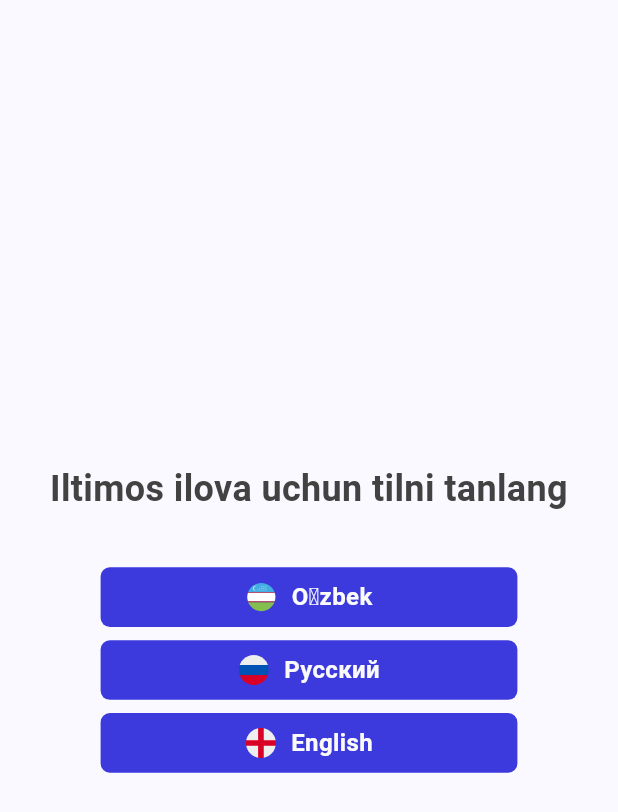
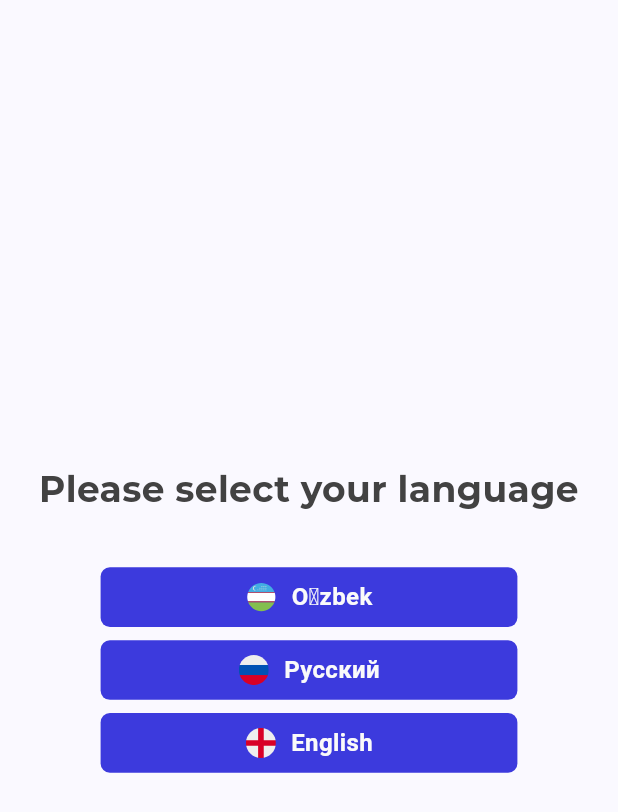
Before and after one commit to isroilovismoiljon/talabajon_flutter, a Flutter app: the SelectLanguagePage screen opened by its route, on a phone screen of 412 x 824 dp. Shown: the top 812 px of the screen. Run offline on Flutter 3.47's test engine with Material 3 defaults, Android fonts, the phone set to English and light mode, and no system bars; our stand-ins replace flutter_bloc, flutter_screenutil, flutter_svg, go_router, shared_preferences; accounts and stored records are empty; network calls fail.

Commit message:
Some changes sfdghjgfd

```diff
--- a/lib/core/routing/router.dart
+++ b/lib/core/routing/router.dart
@@ -3,6 +3,7 @@ import 'package:talabajon/core/routing/routes.dart';
 import 'package:talabajon/features/auth/pages/login_page.dart';
 import 'package:talabajon/features/auth/pages/register_page.dart';
 import 'package:talabajon/features/auth/pages/verify_page.dart';
+import 'package:talabajon/features/home/pages/home_page.dart';
 
 import '../../features/splash/pages/select_lang_page.dart';
 import '../../features/splash/pages/splash_page.dart';
@@ -14,6 +15,10 @@ final router = GoRouter(
     GoRoute(
       path: Routes.splash,
       builder: (context, state) => SplashPage(),
+    ),
+    GoRoute(
+      path: Routes.home,
+      builder: (context, state) => HomePage(),
     ),
     GoRoute(
       path: Routes.selectLanguage,
--- /dev/null
+++ b/lib/core/utils/fonts.dart
@@ -0,0 +1,3 @@
+class FontFamily{
+  static const String montserrat = 'Montserrat';
+}
--- a/lib/core/utils/styles.dart
+++ b/lib/core/utils/styles.dart
@@ -1,4 +1,5 @@
 import 'package:flutter/material.dart';
+import 'package:talabajon/core/utils/fonts.dart';
 
 import 'colors.dart';
 
@@ -14,15 +15,17 @@ class AppStyles {
     color: AppColors.black,
   );
 
-  static const w700s24w = TextStyle(
+  static const w700s24white = TextStyle(
     fontSize: 24,
     fontWeight: FontWeight.w700,
     color: AppColors.white,
+    fontFamily: FontFamily.montserrat,
   );
   static const w700s24 = TextStyle(
     fontSize: 24,
     fontWeight: FontWeight.w700,
     color: AppColors.black,
+    fontFamily: FontFamily.montserrat,
   );
 
   static const w600s16w = TextStyle(
@@ -35,5 +38,4 @@ class AppStyles {
     fontWeight: FontWeight.w600,
     color: AppColors.black,
   );
-
 }
--- a/lib/features/auth/pages/register_page.dart
+++ b/lib/features/auth/pages/register_page.dart
@@ -1,5 +1,6 @@
 import 'package:flutter/material.dart';
 import 'package:flutter_screenutil/flutter_screenutil.dart';
+import 'package:talabajon/core/utils/styles.dart';
 import 'package:talabajon/features/auth/pages/custom_text_field.dart';
 
 import '../../../core/utils/icons.dart';
@@ -26,7 +27,7 @@ class _RegisterPageState extends State<RegisterPage> {
           SizedBox(
             height: 118.h,
           ),
-          Text('Hisob yarating'),
+          Text('Hisob yarating', style: AppStyles.w700s24,),
           Text('Ilovadan foydalanish uchun hisob yarating'),
           SizedBox(
             height: 114.h,
--- a/lib/features/common/widgets/svg_text_button_popular.dart
+++ b/lib/features/common/widgets/svg_text_button_popular.dart
@@ -1,14 +1,17 @@
 import 'package:flutter/material.dart';
 import 'package:flutter_screenutil/flutter_screenutil.dart';
 import 'package:flutter_svg/flutter_svg.dart';
+import 'package:go_router/go_router.dart';
 import 'package:talabajon/core/utils/colors.dart';
 import 'package:talabajon/core/utils/styles.dart';
 import 'package:talabajon/core/utils/icons.dart';
 
-class SvgTextButtonPopular extends StatelessWidget {
+import '../../../core/routing/routes.dart';
+
+class SvgTextButtonPopular extends StatefulWidget {
   const SvgTextButtonPopular({
     super.key,
-    this.onPressed = _defaultOnPressed,
+    this.onPressed,
     this.width = 290,
     this.height = 45,
     this.color = AppColors.indigoBlue,
@@ -16,31 +19,42 @@ class SvgTextButtonPopular extends StatelessWidget {
     required this.svg,
   });
 
-  final VoidCallback onPressed;
+  final VoidCallback? onPressed;
   final int width, height;
   final Color color;
   final String title, svg;
 
   static void _defaultOnPressed() {}
 
+
+  @override
+  State<SvgTextButtonPopular> createState() => _SvgTextButtonPopularState();
+}
+
+class _SvgTextButtonPopularState extends State<SvgTextButtonPopular> {
+  @override
+  void initState() {
+    super.initState();
+  }
+
   @override
   Widget build(BuildContext context) {
     return GestureDetector(
-      onTap: onPressed,
+      onTap: widget.onPressed ?? () => context.push(Routes.register),
       child: Container(
-        width: width.w,
-        height: height.h,
+        width: widget.width.w,
+        height: widget.height.h,
         decoration: BoxDecoration(
-          color: color,
+          color: widget.color,
           borderRadius: BorderRadius.circular(7.r),
         ),
         child: Row(
           spacing: 10.w,
           mainAxisAlignment: MainAxisAlignment.center,
           children: [
-            SvgPicture.asset(svg),
+            SvgPicture.asset(widget.svg),
             Text(
-              title,
+              widget.title,
               style: AppStyles.w600s16w,
             ),
           ],
--- a/lib/features/splash/pages/select_lang_page.dart
+++ b/lib/features/splash/pages/select_lang_page.dart
@@ -1,6 +1,8 @@
 import 'package:flutter/material.dart';
 import 'package:flutter_bloc/flutter_bloc.dart';
 import 'package:flutter_screenutil/flutter_screenutil.dart';
+import 'package:go_router/go_router.dart';
+import 'package:talabajon/core/routing/routes.dart';
 import 'package:talabajon/core/utils/styles.dart';
 import 'package:talabajon/core/utils/icons.dart';
 import 'package:talabajon/features/common/managers/localizatoin_cubit.dart';
@@ -18,17 +20,17 @@ class SelectLanguagePage extends StatelessWidget {
           mainAxisAlignment: MainAxisAlignment.center,
           children: [
             Text(
-              "Iltimos ilova uchun tilni tanlang",
+              "Please select your language",
               style: AppStyles.w700s24,
               textAlign: TextAlign.center,
             ),
             SizedBox(height: 20.h),
-
             SvgTextButtonPopular(
               title: 'Oʻzbek',
               svg: AppIcons.uzb,
               onPressed: () {
                 context.read<LocalizationCubit>().changeLocale(locale: 'uz');
+                context.push(Routes.register);
               },
             ),
 
@@ -37,6 +39,7 @@ class SelectLanguagePage extends StatelessWidget {
               svg: AppIcons.rus,
               onPressed: () {
                 context.read<LocalizationCubit>().changeLocale(locale: 'ru');
+                context.push(Routes.register);
               },
             ),
 
@@ -45,6 +48,7 @@ class SelectLanguagePage extends StatelessWidget {
               svg: AppIcons.eng,
               onPressed: () {
                 context.read<LocalizationCubit>().changeLocale(locale: 'en');
+                context.push(Routes.register);
               },
             ),
           ],
```
Also changed, not shown: lib/features/home/pages/home_page.dart (added, +53 -0 lines), lib/features/splash/pages/splash_page.dart (+8 -2 lines), pubspec.yaml (+11 -0 lines), assets/fonts/montserrat/Montserrat-Bold.ttf (added), assets/fonts/montserrat/Montserrat-Medium.ttf (added), assets/fonts/montserrat/Montserrat-Regular.ttf (added), assets/fonts/montserrat/Montserrat-SemiBold.ttf (added), assets/icons/chat.svg (added).
